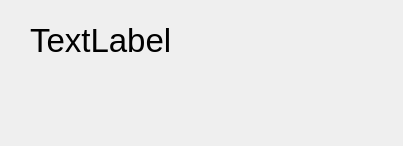
Before: the Qt Designer form ui/ZBDialog.ui in Gingmzmzx/AntiZTools, drawn with Qt 5.
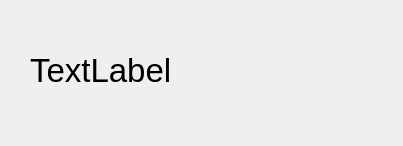
After: the same form once the commit is applied.

What changed in the file:
```diff
--- a/ui/ZBDialog.ui
+++ b/ui/ZBDialog.ui
@@ -19,7 +19,7 @@
      <x>30</x>
      <y>20</y>
      <width>340</width>
-     <height>40</height>
+     <height>100</height>
     </rect>
    </property>
    <property name="sizePolicy">
```
